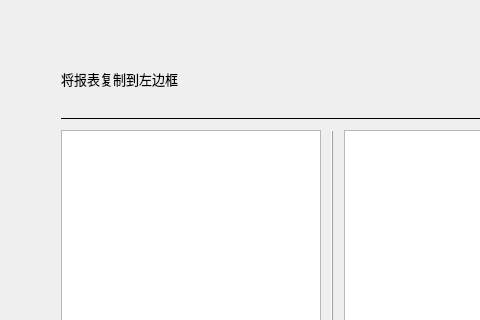
Qt form mainwindow.ui (chowhsienwuu/laopo_lanlan_pk10) before a commit; both pictures show x 0 to 480 and y 0 to 320 of the 1147 by 730 pixel window.
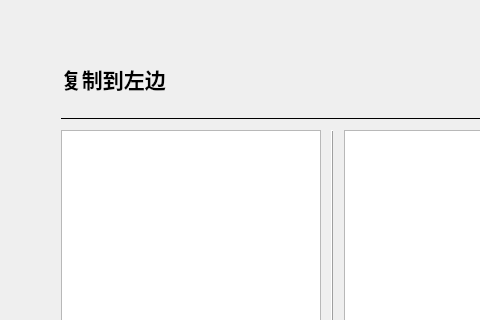
The same form after that commit.

```diff
--- a/mainwindow.ui
+++ b/mainwindow.ui
@@ -50,13 +50,13 @@
          </property>
          <property name="font">
           <font>
-           <pointsize>10</pointsize>
-           <weight>50</weight>
-           <bold>false</bold>
+           <pointsize>16</pointsize>
+           <weight>75</weight>
+           <bold>true</bold>
           </font>
          </property>
          <property name="text">
-          <string>将报表复制到左边框</string>
+          <string>复制到左边</string>
          </property>
         </widget>
        </item>
```
Left out of the diff: 6 changed lines with no effect on the pictures.
